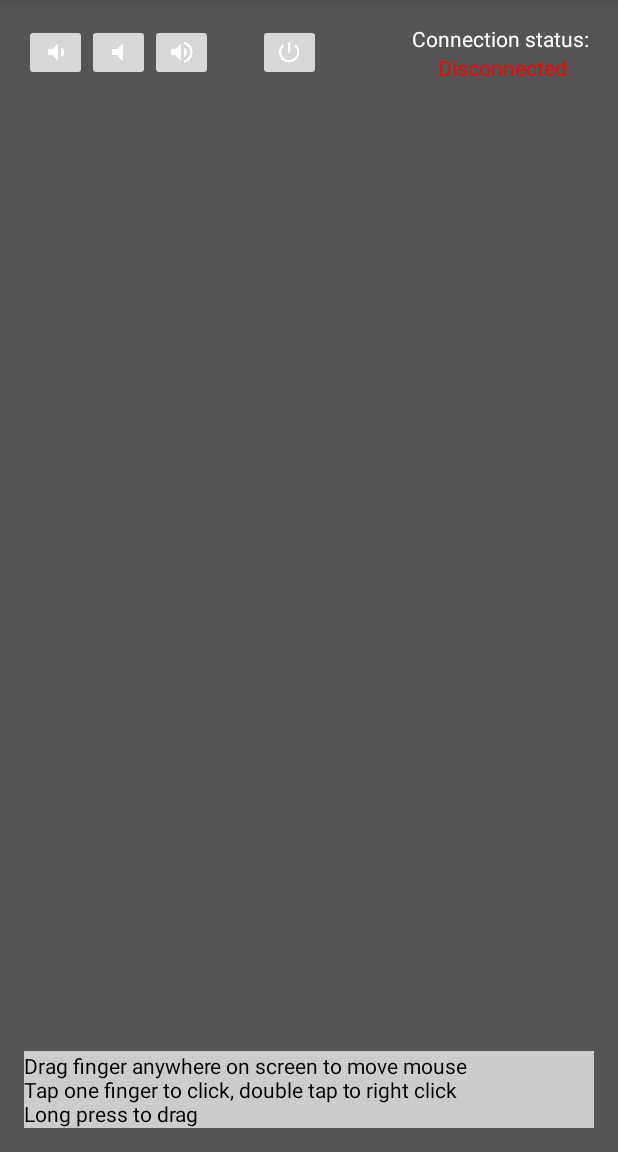
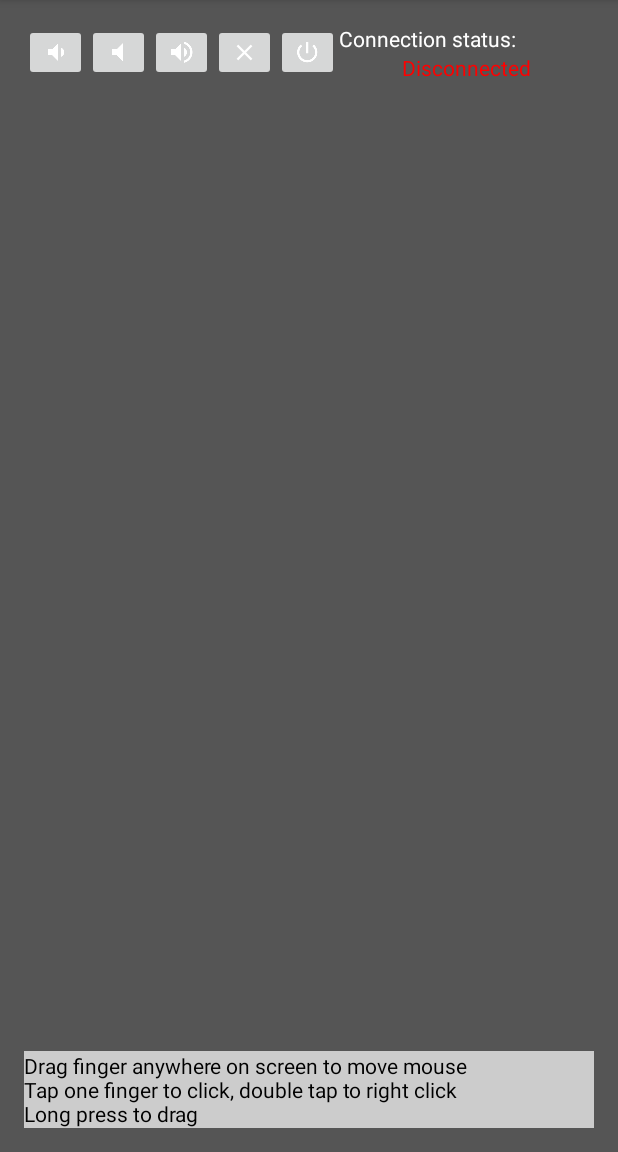
Before and after one commit to jgrant41475/MouseClient, an Android app: the MainActivity screen opened directly, with no data from a screen before it, on a phone screen of 412 x 824 dp, the part 84-1236 px from its top. Run offline under Robolectric (Android 15) with nearby library versions, the phone set to English and light mode, and no system bars; 3 statements that could not run were skipped.

Commit message:
Added button to close the active window

```diff
--- a/app/src/main/java/local/john/mouseclient/MainActivity.java
+++ b/app/src/main/java/local/john/mouseclient/MainActivity.java
@@ -13,7 +13,6 @@ import android.os.Message;
 import android.preference.PreferenceManager;
 import android.support.v7.app.AppCompatActivity;
 import android.os.Bundle;
-import android.util.Log;
 import android.view.GestureDetector;
 import android.view.KeyEvent;
 import android.view.Menu;
@@ -28,27 +27,21 @@ import android.widget.Toast;
 
 import java.lang.ref.WeakReference;
 
-public class MainActivity extends AppCompatActivity implements View.OnClickListener, View.OnTouchListener {
+public class MainActivity extends AppCompatActivity implements View.OnClickListener, View.OnTouchListener, View.OnLongClickListener {
 
     // Debugging
     protected static final String DEFAULT_SERVER_IP = "192.168.0.5";
     protected static final String DEFAULT_SERVER_PORT = "5050";
-    private static final String DEBUG_TAG = "DEBUGGING_TAG";
 
 
     // Variables instantiated in onCreate
     private String mServerIP;
     private String mServerPort;
-    private boolean mConnectOnStart;
     private SharedPreferences sharedPref;
 
     //UI views
     protected TextView mConnectionStatus;
     protected GestureDetector mDetector;
-    private ImageButton volumeDown;
-    private ImageButton volumeMute;
-    private ImageButton volumeUp;
-    private ImageButton powerButton;
 
 
     @Override
@@ -56,22 +49,24 @@ public class MainActivity extends AppCompatActivity implements View.OnClickListe
         super.onCreate(savedInstanceState);
         setContentView(R.layout.activity_main);
 
-        mConnectionStatus = findViewById(R.id.connection_status);
-        RelativeLayout rootView = findViewById(R.id.rootView);
+        mConnectionStatus = (TextView) findViewById(R.id.connection_status);
+        RelativeLayout rootView = (RelativeLayout) findViewById(R.id.rootView);
         rootView.setOnTouchListener(this);
 
         getPreferences();
 
 
         // Collect all control buttons and assign a ClickListener event
-        volumeDown = findViewById(R.id.button_volume_down);
-        volumeMute = findViewById(R.id.button_volume_mute);
-        volumeUp = findViewById(R.id.button_volume_up);
-        powerButton = findViewById(R.id.button_power);
+        ImageButton volumeDown = (ImageButton) findViewById(R.id.button_volume_down);
+        ImageButton volumeMute = (ImageButton) findViewById(R.id.button_volume_mute);
+        ImageButton volumeUp = (ImageButton) findViewById(R.id.button_volume_up);
+        ImageButton exitButton = (ImageButton) findViewById(R.id.button_exit);
+        ImageButton powerButton = (ImageButton) findViewById(R.id.button_power);
 
         volumeDown.setOnClickListener(this);
         volumeMute.setOnClickListener(this);
         volumeUp.setOnClickListener(this);
+        exitButton.setOnLongClickListener(this);
         powerButton.setOnClickListener(this);
 
         mDetector = new GestureDetector(this, new GestureDetector.SimpleOnGestureListener() {
@@ -229,7 +224,6 @@ public class MainActivity extends AppCompatActivity implements View.OnClickListe
         } else {
             mServerIP = sharedPref.getString("mouse_server_ip", DEFAULT_SERVER_IP);
             mServerPort = sharedPref.getString("mouse_server_port", DEFAULT_SERVER_PORT);
-            mConnectOnStart = sharedPref.getBoolean("connect_on_open", false);
         }
     }
 
@@ -246,13 +240,26 @@ public class MainActivity extends AppCompatActivity implements View.OnClickListe
                 case R.id.button_volume_up:
                     new sendAsync().execute("VUP");
                     break;
-                case R.id.button_power:
-                    new sendAsync().execute("SLEEP");
-                    break;
                 default:
                     // Do nothing...
             }
         }
+    }
+
+    @Override
+    public boolean onLongClick(View view) {
+        if(isBound) {
+            switch (view.getId()) {
+                case R.id.button_exit:
+                    new sendAsync().execute("EXIT");
+                    break;
+                case R.id.button_power:
+                    new sendAsync().execute("SLEEP");
+                    break;
+            }
+            return true;
+        }
+        return false;
     }
 
     @Override
@@ -327,7 +334,7 @@ public class MainActivity extends AppCompatActivity implements View.OnClickListe
             mService = null;
             isBound = false;
 
-            mConnectionStatus.setText("Disconnected");
+            mConnectionStatus.setText(R.string.disconnected);
             mConnectionStatus.setTextColor(Color.parseColor("#FF0000"));
         }
     }
@@ -363,7 +370,7 @@ public class MainActivity extends AppCompatActivity implements View.OnClickListe
             switch (msg.what) {
                 // Connection to server established
                 case MESSAGE_CONNECTED:
-                    activity.mConnectionStatus.setText("Connected");
+                    activity.mConnectionStatus.setText(R.string.connected);
                     activity.mConnectionStatus.setTextColor(Color.parseColor("#00FF00"));
                     break;
                 // Connection ended unexpectedly
@@ -386,8 +393,4 @@ public class MainActivity extends AppCompatActivity implements View.OnClickListe
 
     }
 
-    private static void log(String msg) {
-        Log.v(DEBUG_TAG, msg);
-    }
-
 }
--- a/app/src/main/java/local/john/mouseclient/MouseService.java
+++ b/app/src/main/java/local/john/mouseclient/MouseService.java
@@ -90,7 +90,7 @@ public class MouseService extends Service {
         }
 
         if (!mGraceful)
-            mErr = uiHandler.MESSAGE_CONN_LOST;
+            mErr = MainActivity.mHandler.MESSAGE_CONN_LOST;
         stopSelf();
     }
 
@@ -109,7 +109,7 @@ public class MouseService extends Service {
             e.printStackTrace();
         }
 
-        uiHandler.sendEmptyMessage((mGraceful) ? uiHandler.MESSAGE_GRACEFUL : mErr);
+        uiHandler.sendEmptyMessage((mGraceful) ? MainActivity.mHandler.MESSAGE_GRACEFUL : mErr);
     }
 
     public void close(boolean userReq) {
--- a/app/src/main/res/layout/activity_main.xml
+++ b/app/src/main/res/layout/activity_main.xml
@@ -12,33 +12,10 @@
     tools:context=".MainActivity">
 
     <LinearLayout
-        android:id="@+id/connection_status_container"
-        android:layout_width="wrap_content"
-        android:layout_height="wrap_content"
-        android:layout_alignParentEnd="true"
-        android:layout_alignParentRight="true"
-        android:orientation="vertical">
-
-        <TextView
-            android:layout_width="wrap_content"
-            android:layout_height="wrap_content"
-            android:text="Connection status: "
-            android:textColor="#FFF" />
-
-        <TextView
-            android:id="@+id/connection_status"
-            android:layout_width="wrap_content"
-            android:layout_height="wrap_content"
-            android:layout_gravity="center"
-            android:text="Disconnected"
-            android:textColor="#F00" />
-    </LinearLayout>
-
-    <LinearLayout
         android:id="@+id/volume_buttons_container"
         android:layout_width="wrap_content"
         android:layout_height="wrap_content"
-        >
+        android:layout_alignParentStart="true">
         <ImageButton
             android:id="@+id/button_volume_down"
             android:layout_width="wrap_content"
@@ -58,13 +35,40 @@
             android:contentDescription="@string/image_desc_vol_up"
             android:src="@drawable/ic_action_volume_up"/>
         <ImageButton
+            android:id="@+id/button_exit"
+            android:layout_width="wrap_content"
+            android:layout_height="wrap_content"
+            android:contentDescription="@string/image_desc_vol_down"
+            android:src="@drawable/ic_action_close"/>
+        <ImageButton
             android:id="@+id/button_power"
             android:layout_width="wrap_content"
             android:layout_height="wrap_content"
-            android:layout_marginLeft="30dp"
-            android:layout_marginStart="30dp"
-            android:contentDescription="@string/image_desc_power"
+            android:contentDescription="@string/close_window"
             android:src="@drawable/ic_action_power"/>
+    </LinearLayout>
+
+    <LinearLayout
+        android:id="@+id/connection_status_container"
+        android:layout_width="wrap_content"
+        android:layout_height="wrap_content"
+        android:layout_alignParentEnd="true"
+        android:layout_toEndOf="@id/volume_buttons_container"
+        android:orientation="vertical">
+
+        <TextView
+            android:layout_width="wrap_content"
+            android:layout_height="wrap_content"
+            android:text="@string/connection_status"
+            android:textColor="#FFF" />
+
+        <TextView
+            android:id="@+id/connection_status"
+            android:layout_width="wrap_content"
+            android:layout_height="wrap_content"
+            android:layout_gravity="center"
+            android:text="@string/disconnected"
+            android:textColor="#F00" />
     </LinearLayout>
 
     <TextView
--- a/app/src/main/res/layout/activity_settings.xml
+++ b/app/src/main/res/layout/activity_settings.xml
@@ -1,6 +1,5 @@
 <?xml version="1.0" encoding="utf-8"?>
 <android.support.constraint.ConstraintLayout xmlns:android="http://schemas.android.com/apk/res/android"
-    xmlns:app="http://schemas.android.com/apk/res-auto"
     xmlns:tools="http://schemas.android.com/tools"
     android:layout_width="match_parent"
     android:layout_height="match_parent"
--- a/app/src/main/res/values/strings.xml
+++ b/app/src/main/res/values/strings.xml
@@ -6,6 +6,9 @@
     <string name="image_desc_vol_up">Volume Up</string>
     <string name="image_desc_power">Power off</string>
 
-    <!-- TODO: Remove or change this placeholder text -->
-    <string name="hello_blank_fragment">Hello blank fragment</string>
+
+    <string name="connection_status">Connection status:</string>
+    <string name="disconnected">Disconnected</string>
+    <string name="connected">Connected</string>
+    <string name="close_window">Close Window</string>
 </resources>
```
Also changed, not shown: app/build.gradle (+6 -6 lines), app/src/main/res/drawable-hdpi/ic_action_close.png (added), app/src/main/res/drawable-mdpi/ic_action_close.png (added), app/src/main/res/drawable-xhdpi/ic_action_close.png (added), app/src/main/res/drawable-xxhdpi/ic_action_close.png (added), app/src/main/res/drawable-xxxhdpi/ic_action_close.png (added), gradle/wrapper/gradle-wrapper.properties, 2 other files.
